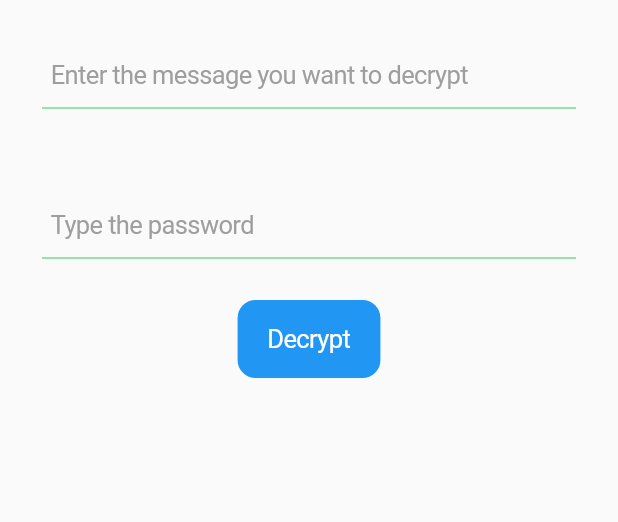
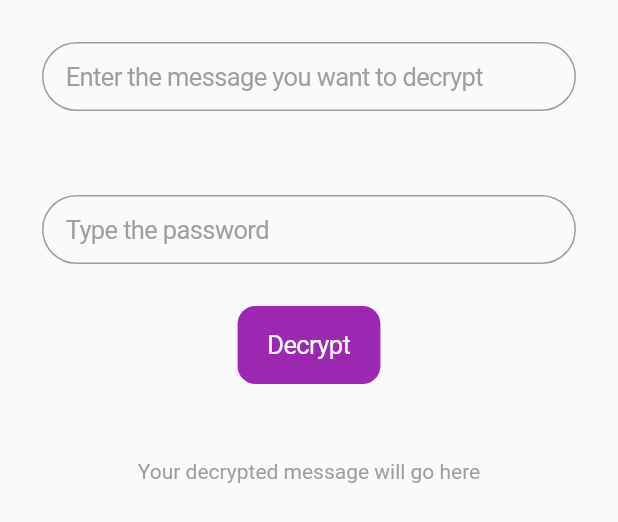
Before and after one commit to emeleonufavour/encryption_and_decryption, a Flutter app: the DecryptPage widget shown alone on an empty page, opened directly, on a phone screen of 412 x 824 dp. Shown: the top 522 px of the screen. Run offline on Flutter 3.47's test engine with Material 2 defaults, Android fonts, the phone set to English and light mode, and no system bars; our stand-ins replace hex; missing offline and left inert: cryptography.

Commit message:
Remaining bugs

```diff
--- a/lib/main.dart
+++ b/lib/main.dart
@@ -15,7 +15,7 @@ class MyApp extends StatelessWidget {
     return CupertinoApp(
       title: 'Flutter Demo',
       theme: CupertinoThemeData(
-          primaryColor: Colors.amber,
+          primaryColor: Colors.purple,
           scaffoldBackgroundColor: Colors.grey[100],
           barBackgroundColor: Colors.grey[100]),
       home: HomePage(),
--- a/lib/screens/decryptscreen.dart
+++ b/lib/screens/decryptscreen.dart
@@ -40,16 +40,11 @@ class _DecryptPageState extends State<DecryptPage> {
               style: const TextStyle(color: Colors.black),
               placeholder: 'Enter the message you want to decrypt',
               placeholderStyle: const TextStyle(color: Colors.grey),
-              padding: const EdgeInsets.symmetric(horizontal: 6, vertical: 12),
+              padding: const EdgeInsets.symmetric(horizontal: 15, vertical: 12),
               clearButtonMode: OverlayVisibilityMode.editing,
-              decoration: const BoxDecoration(
-                border: Border(
-                  bottom: BorderSide(
-                    width: 0,
-                    color: CupertinoColors.systemGreen,
-                  ),
-                ),
-              ),
+              decoration: BoxDecoration(
+                  borderRadius: const BorderRadius.all(Radius.circular(25)),
+                  border: Border.all(color: Colors.grey)),
             ),
           ),
         ),
@@ -63,21 +58,16 @@ class _DecryptPageState extends State<DecryptPage> {
               style: const TextStyle(color: Colors.black),
               placeholder: 'Type the password',
               placeholderStyle: const TextStyle(color: Colors.grey),
-              padding: const EdgeInsets.symmetric(horizontal: 6, vertical: 12),
+              padding: const EdgeInsets.symmetric(horizontal: 15, vertical: 12),
               clearButtonMode: OverlayVisibilityMode.editing,
-              decoration: const BoxDecoration(
-                border: Border(
-                  bottom: BorderSide(
-                    width: 0,
-                    color: CupertinoColors.systemGreen,
-                  ),
-                ),
-              ),
+              decoration: BoxDecoration(
+                  borderRadius: const BorderRadius.all(Radius.circular(25)),
+                  border: Border.all(color: Colors.grey)),
             ),
           ),
         ),
         CupertinoButton(
-            color: Colors.blue,
+            color: Colors.purple,
             child: const Text(
               'Decrypt',
               style: TextStyle(color: Colors.white),
@@ -92,6 +82,24 @@ class _DecryptPageState extends State<DecryptPage> {
               });
               print('message: $message');
             }),
+        const SizedBox(
+          height: 50,
+        ),
+        SizedBox(
+          width: (MediaQuery.of(context).size.width) * 0.7,
+          child: GestureDetector(
+              child: decryptedMessage == null
+                  ? const Text(
+                      'Your decrypted message will go here',
+                      style: TextStyle(color: Colors.grey),
+                      textAlign: TextAlign.center,
+                    )
+                  : Text(
+                      '${decryptedMessage}',
+                      style: TextStyle(fontWeight: FontWeight.bold),
+                      textAlign: TextAlign.center,
+                    )),
+        )
       ],
     );
   }
```
Also changed, not shown: lib/screens/encryptionscreen.dart (+9 -20 lines), lib/screens/home.dart (+2 -11 lines).
